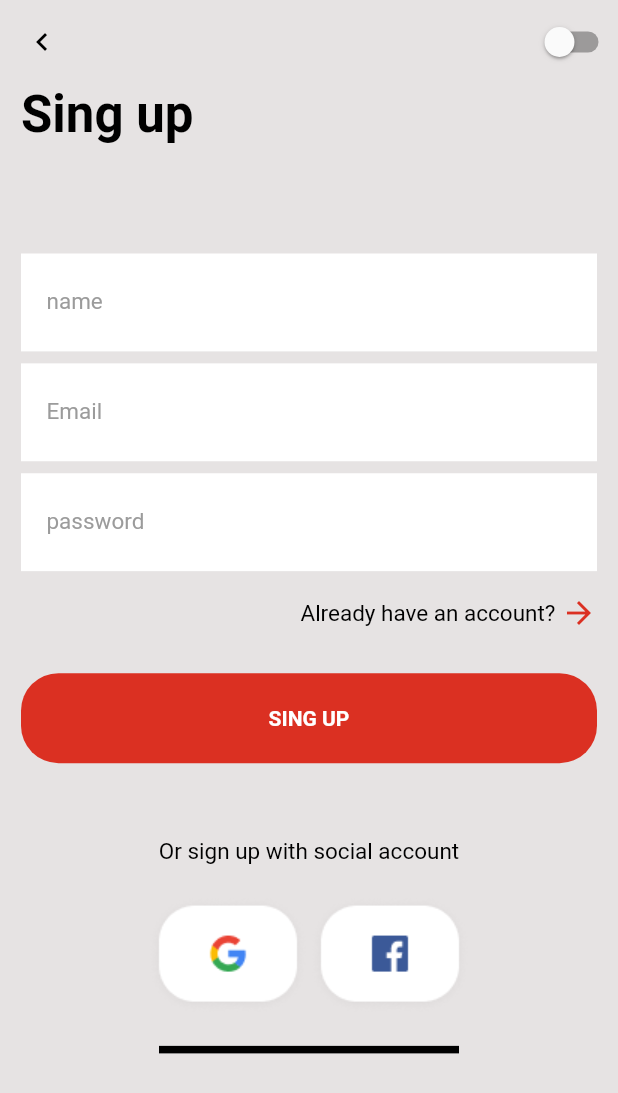
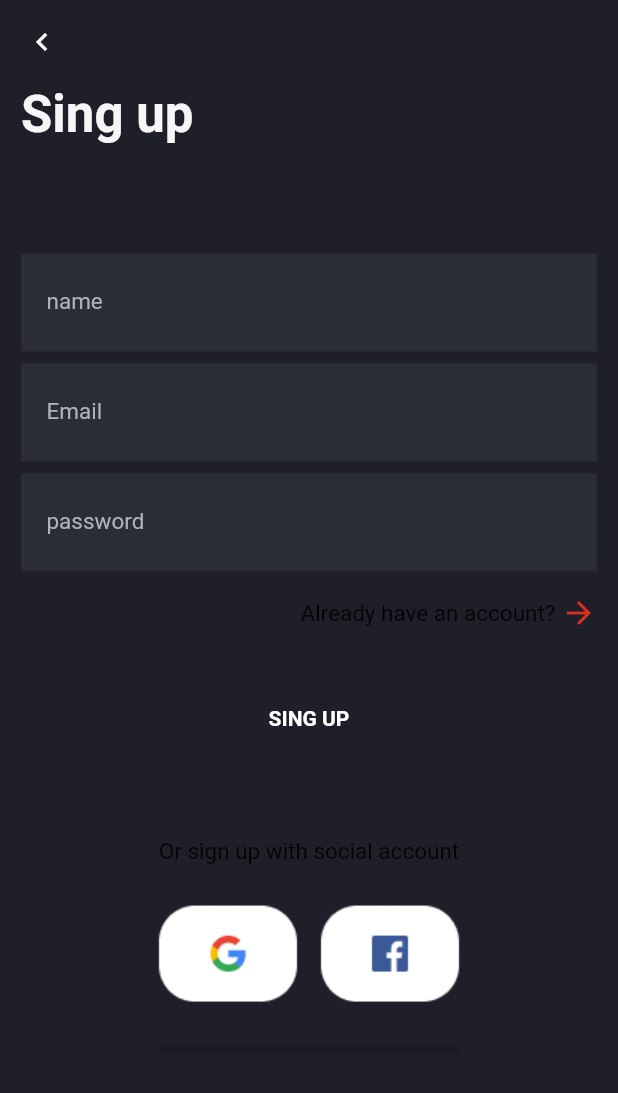
Before and after one commit to rocketnuwan/shopping_app, a Flutter app: the screen it shows after launch, on a phone screen of 412 x 824 dp. Shown: the top 1093 px of the screen. Run offline on Flutter 3.47's test engine with Material 2 defaults, Android fonts, the phone set to English and light mode, and no system bars.

Commit message:
remove light theme

```diff
--- a/lib/compononets/custom_textfield.dart
+++ b/lib/compononets/custom_textfield.dart
@@ -1,4 +1,5 @@
 import 'package:flutter/material.dart';
+import 'package:shopping_app/utils/app_colors.dart';
 
 class CustomTextField extends StatelessWidget {
   const CustomTextField({
@@ -11,19 +12,19 @@ class CustomTextField extends StatelessWidget {
   @override
   Widget build(BuildContext context) {
     return Container(
-      color: Theme.of(context).accentColor,
+      color: grayLight,
       padding: const EdgeInsets.all(5),
      child:  TextField(
-     style: TextStyle(
-       color: Theme.of(context).dividerColor
+     style: const TextStyle(
+       color: kwhite
        ,fontSize: 14
      ),
      decoration: InputDecoration(
        labelText: lable,
        labelStyle: const TextStyle(
-      color: Color(0xFF9B9B9B),
+      color: gray,
        fontSize: 15),
-       fillColor: Theme.of(context).accentColor,
+       fillColor: grayLight,
        filled: true,
        border: InputBorder.none,
 
--- a/lib/main.dart
+++ b/lib/main.dart
@@ -1,38 +1,17 @@
 import 'package:flutter/material.dart';
-import 'package:shopping_app/screens/Home/home.dart';
 import 'package:shopping_app/screens/login_screens/register_page.dart';
-import 'package:shopping_app/utils/app_theme.dart';
 
-
-void main() {
+void main(List<String> args) {
   runApp(const MyApp());
 }
-class MyApp extends StatefulWidget {
+class MyApp extends StatelessWidget {
   const MyApp({ Key? key }) : super(key: key);
 
   @override
-  State<MyApp> createState() => _MyAppState();
-}
-
-class _MyAppState extends State<MyApp> {
-  @override
-  void initState(){
-    super.initState();
-    currentTheme.addListener(() {
-      setState(() {
-      });
-    });
-  }
-
-  @override
   Widget build(BuildContext context) {
-    return MaterialApp(
+    return const MaterialApp(
       debugShowCheckedModeBanner: false,
-      title: "futter App",
-      home:const RegistrationPage(),
-      theme: CustomTheme.lightTheme,
-      darkTheme: CustomTheme.darkTheme,
-      themeMode: currentTheme.applycurrentTheme,
+      home: RegistrationPage(),
     );
   }
 }
--- a/lib/screens/login_screens/register_page.dart
+++ b/lib/screens/login_screens/register_page.dart
@@ -2,7 +2,8 @@ import 'package:flutter/material.dart';
 import 'package:shopping_app/compononets/custom_textfield.dart';
 import 'package:shopping_app/compononets/page_end_line.dart';
 import 'package:shopping_app/compononets/social_buttons.dart';
-import 'package:shopping_app/utils/app_theme.dart';
+import 'package:shopping_app/utils/app_colors.dart';
+
 
 
 class RegistrationPage extends StatefulWidget {
@@ -13,24 +14,20 @@ class RegistrationPage extends StatefulWidget {
 }
 
 class _RegistrationPageState extends State<RegistrationPage> {
-  bool _switch =false;
 
   @override
   Widget build(BuildContext context) {
     return Scaffold(
+      backgroundColor: grayBackground,
       appBar: AppBar(
+      backgroundColor: grayBackground,
       elevation: 0,
-      actions: [Switch(value: _switch, onChanged: (value){
-        setState(() {
-          _switch=!_switch;
-          currentTheme.toggleTheme();
-        });
-      },activeColor: Colors.pink,)
-      ],
       leading: Column(
         mainAxisAlignment: MainAxisAlignment.center,
         children: [
-          IconButton(onPressed: (){}, icon: const Icon(Icons.chevron_left_outlined),),
+          IconButton(onPressed: (){
+
+          }, icon: const Icon(Icons.chevron_left_outlined,color: kwhite,),),
         ],
       ),
       ),
@@ -43,7 +40,9 @@ class _RegistrationPageState extends State<RegistrationPage> {
             children: [
               const Text("Sing up",style: TextStyle(
                 fontSize: 34,
-                fontWeight: FontWeight.bold,),),
+                fontWeight: FontWeight.bold,
+                color: kwhite
+                ),),
               const SizedBox(height: 73,),
               const CustomTextField(lable: "name",),
               const SizedBox(
@@ -128,10 +127,3 @@ class _RegistrationPageState extends State<RegistrationPage> {
     );
   }
 }
-
-// Switch(value: _switch, onChanged: (value){
-//               setState(() {
-//                 _switch = !_switch;
-//                 currentTheme.toggleTheme();
-//               });
-//             },activeColor:const Color(0xFFEF3651),)
--- /dev/null
+++ b/lib/utils/app_colors.dart
@@ -0,0 +1,6 @@
+import 'package:flutter/material.dart';
+
+const Color grayBackground = Color(0xff1E1F28);
+const Color kwhite = Color(0xffF6F6F6);
+const Color grayLight = Color(0xff2A2C36);
+const Color gray = Color(0xffABB4BD);
--- a/lib/utils/app_theme.dart
+++ /dev/null
@@ -1,58 +0,0 @@
-
-import 'package:flutter/material.dart';
-
-CustomTheme currentTheme = CustomTheme();
-
-class CustomTheme with ChangeNotifier{
-  static bool _isDarkTheme = false;
-  ThemeMode get applycurrentTheme => _isDarkTheme ? ThemeMode.dark: ThemeMode.light;
-
-  void toggleTheme(){
-    _isDarkTheme = !_isDarkTheme;
-    notifyListeners();
-  }
-
-  static ThemeData get lightTheme{
-    return ThemeData(
-      scaffoldBackgroundColor: const Color(0xffE6E3E3),
-      appBarTheme:const AppBarTheme(
-        backgroundColor: Color(0xffE6E3E3),
-        foregroundColor: Colors.black
-      ),
-      textTheme:const TextTheme(
-        bodyText2: TextStyle(color: Colors.black),
-        ),
-        accentColor: Colors.white,
-        textButtonTheme: TextButtonThemeData(
-          style: TextButton.styleFrom(
-            backgroundColor: const Color(0xFFDB3022),
-          ),
-        ),
-        dividerColor: Colors.black,
-
-    );
-  }
-
-  static ThemeData get darkTheme{
-    return ThemeData(
-      scaffoldBackgroundColor: const Color(0xff1E1F28),
-      appBarTheme:const AppBarTheme(
-        backgroundColor: Color(0xff1E1F28),
-        foregroundColor: Colors.white
-        ),
-      textTheme:const TextTheme(
-        bodyText2: TextStyle(color: Colors.white),
-
-        ),
-        accentColor: const Color(0xff2A2C36),
-        textButtonTheme: TextButtonThemeData(
-          style: TextButton.styleFrom(
-            backgroundColor: const Color(0xFFEF3651),
-          ),
-        ),
-        dividerColor: Colors.white,
-
-    );
-  }
-
-}
```
Also changed, not shown: lib/screens/Home/home.dart (deleted, +0 -42 lines).
